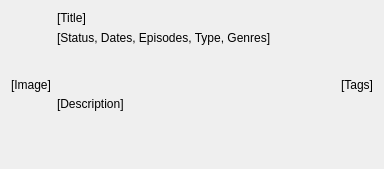
Old version of the form source/AnimePreviewUI.ui in the repository VynDev/Anime-Hub.
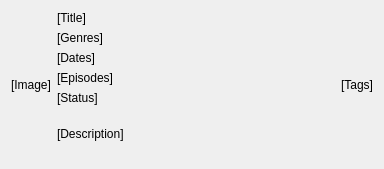
New version of the form.

Commit message: Added genres, status, episodes and dates

```diff
--- a/source/AnimePreviewUI.ui
+++ b/source/AnimePreviewUI.ui
@@ -22,7 +22,7 @@
     </widget>
    </item>
    <item>
-    <layout class="QVBoxLayout" name="verticalLayout" stretch="0,0,1">
+    <layout class="QVBoxLayout" name="verticalLayout" stretch="0,0,0,0,0,1">
      <item>
       <widget class="QLabel" name="titleLabel">
        <property name="text">
@@ -33,7 +33,28 @@
      <item>
       <widget class="QLabel" name="specsLabel">
        <property name="text">
-        <string>[Status, Dates, Episodes, Type, Genres]</string>
+        <string>[Genres]</string>
+       </property>
+      </widget>
+     </item>
+     <item>
+      <widget class="QLabel" name="datesLabel">
+       <property name="text">
+        <string>[Dates]</string>
+       </property>
+      </widget>
+     </item>
+     <item>
+      <widget class="QLabel" name="episodesLabel">
+       <property name="text">
+        <string>[Episodes]</string>
+       </property>
+      </widget>
+     </item>
+     <item>
+      <widget class="QLabel" name="statusLabel">
+       <property name="text">
+        <string>[Status]</string>
        </property>
       </widget>
      </item>
```
Left out of the diff: 2 changed lines with no effect on the pictures. The commit also changes 4 other files.
